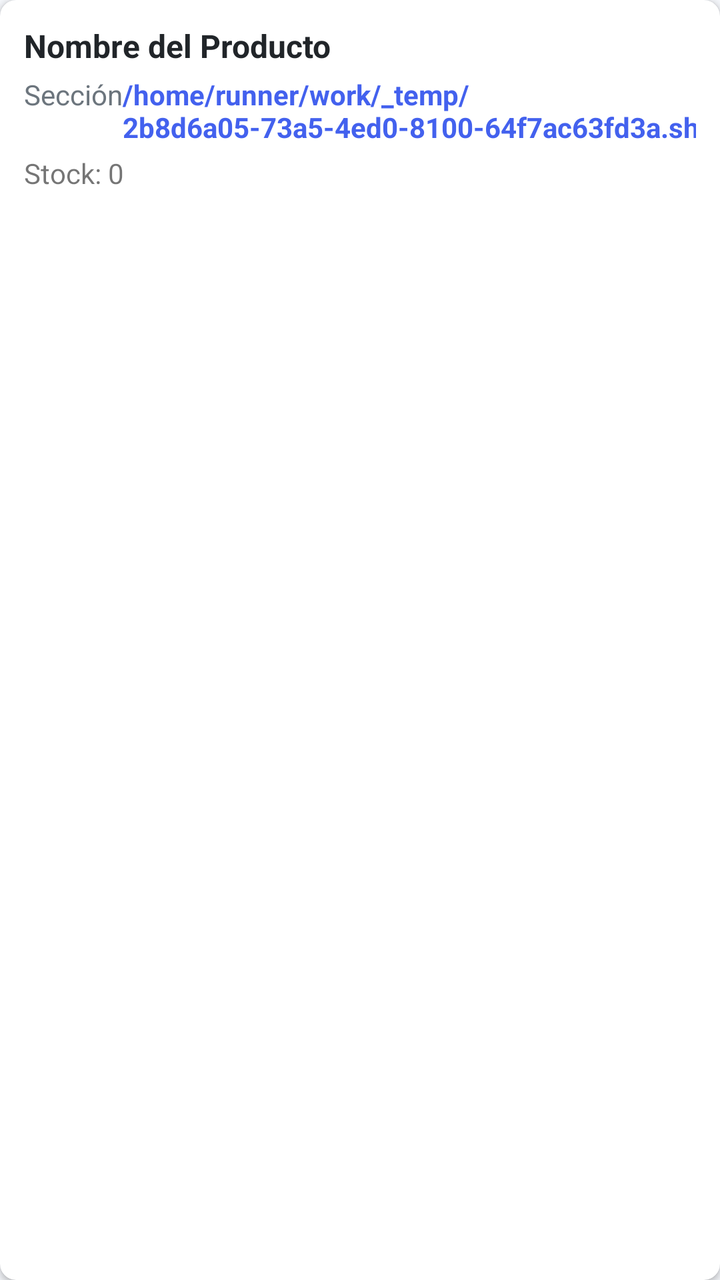
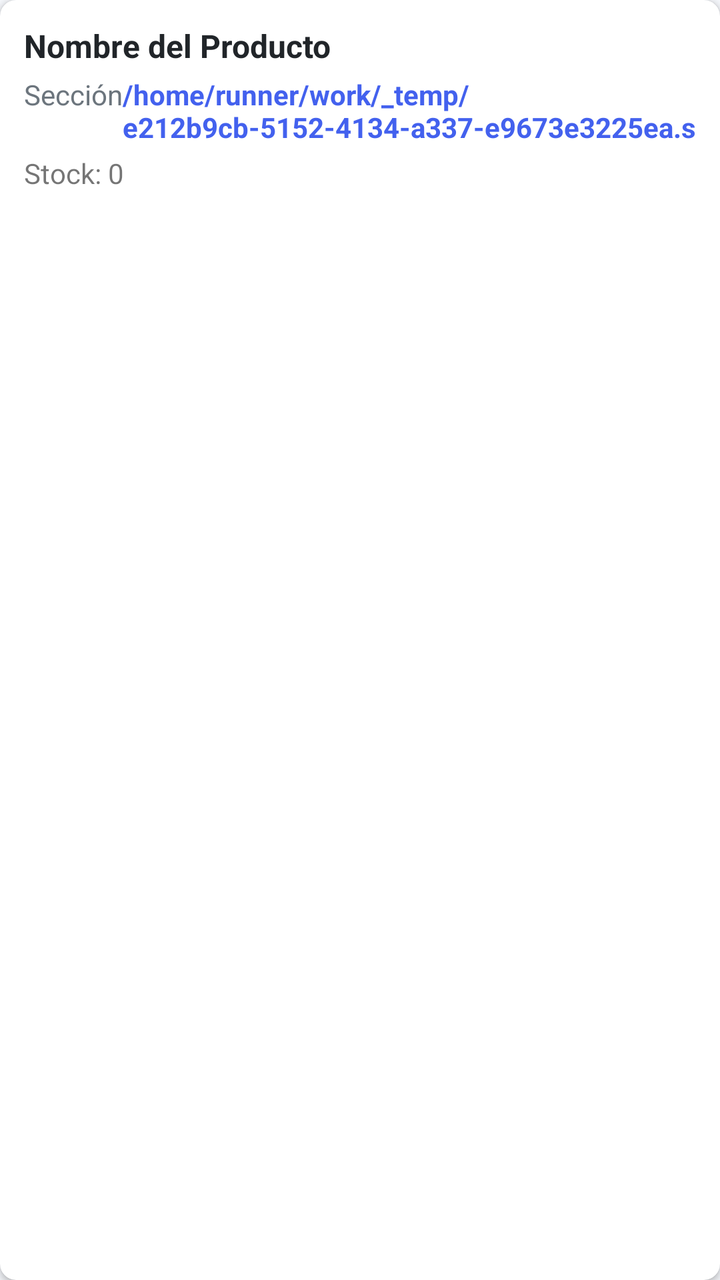

An Android layout rendered at two revisions. The XML below is the earlier revision; the diff shows what the commit changed to produce the second picture.
<!-- AndroidManifest.xml: application theme Theme.OmniVentas -->
<!-- res/layout/item_producto.xml -->
<?xml version="1.0" encoding="utf-8"?>
<androidx.cardview.widget.CardView xmlns:android="http://schemas.android.com/apk/res/android"
    xmlns:app="http://schemas.android.com/apk/res-auto"
    android:layout_width="match_parent"
    android:layout_height="wrap_content"
    android:layout_marginBottom="8dp"
    app:cardCornerRadius="8dp"
    app:cardElevation="2dp">
    <LinearLayout
        android:layout_width="match_parent"
        android:layout_height="wrap_content"
        android:orientation="vertical"
        android:padding="12dp">
        <TextView
            android:id="@+id/tv_nombre"
            android:layout_width="match_parent"
            android:layout_height="wrap_content"
            android:text="Nombre del Producto"
            android:textSize="16sp"
            android:textStyle="bold"
            android:textColor="@color/dark" />
        <LinearLayout
            android:layout_width="match_parent"
            android:layout_height="wrap_content"
            android:orientation="horizontal"
            android:layout_marginTop="4dp">
            <TextView
                android:id="@+id/tv_seccion"
                android:layout_width="0dp"
                android:layout_height="wrap_content"
                android:layout_weight="1"
                android:text="Sección"
                android:textSize="14sp"
                android:textColor="@color/gray" />
            <TextView
                android:id="@+id/tv_precio"
                android:layout_width="wrap_content"
                android:layout_height="wrap_content"
                android:text="/home/runner/work/_temp/2b8d6a05-73a5-4ed0-8100-64f7ac63fd3a.sh.00"
                android:textSize="14sp"
                android:textColor="@color/primary"
                android:textStyle="bold" />
        </LinearLayout>
        <TextView
            android:id="@+id/tv_stock"
            android:layout_width="wrap_content"
            android:layout_height="wrap_content"
            android:text="Stock: 0"
            android:textSize="14sp"
            android:layout_marginTop="4dp" />
    </LinearLayout>
</androidx.cardview.widget.CardView>
<!-- resources referenced by this layout -->
<resources>
  <color name="dark">#212529</color>
  <color name="gray">#6C757D</color>
  <color name="primary">#4361EE</color>
  <style name="Theme.OmniVentas" parent="Theme.MaterialComponents.DayNight.NoActionBar">
          <item name="colorPrimary">@color/primary</item>
          <item name="colorPrimaryVariant">@color/primary_dark</item>
          <item name="colorOnPrimary">@color/white</item>
          <item name="colorSecondary">@color/secondary</item>
          <item name="colorOnSecondary">@color/white</item>
          <item name="android:statusBarColor">@color/primary</item>
          <item name="android:windowBackground">@color/light_gray</item>
      </style>
  <color name="primary_dark">#3A56D4</color>
  <color name="white">#FFFFFF</color>
  <color name="secondary">#3F37C9</color>
  <color name="light_gray">#F5F7FB</color>
</resources>

<!-- the commit's change to res/layout/item_producto.xml (unified diff, before → after) -->
@@ -36,7 +36,7 @@
                 android:id="@+id/tv_precio"
                 android:layout_width="wrap_content"
                 android:layout_height="wrap_content"
-                android:text="/home/runner/work/_temp/2b8d6a05-73a5-4ed0-8100-64f7ac63fd3a.sh.00"
+                android:text="/home/runner/work/_temp/e212b9cb-5152-4134-a337-e9673e3225ea.sh.00"
                 android:textSize="14sp"
                 android:textColor="@color/primary"
                 android:textStyle="bold" />
